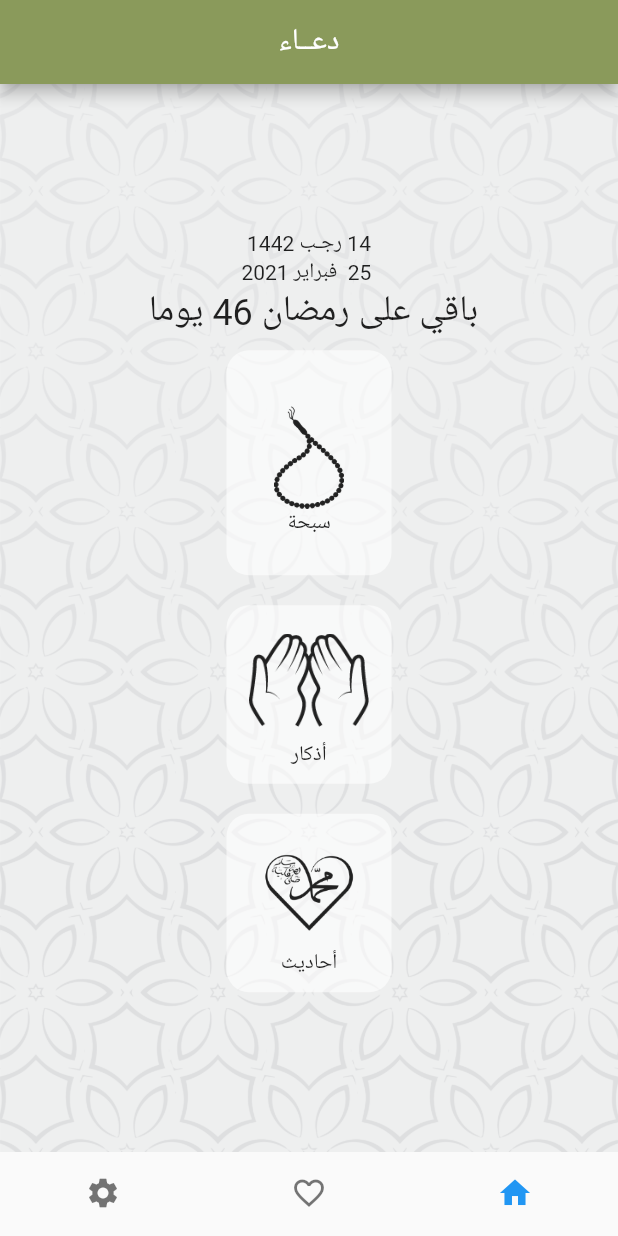
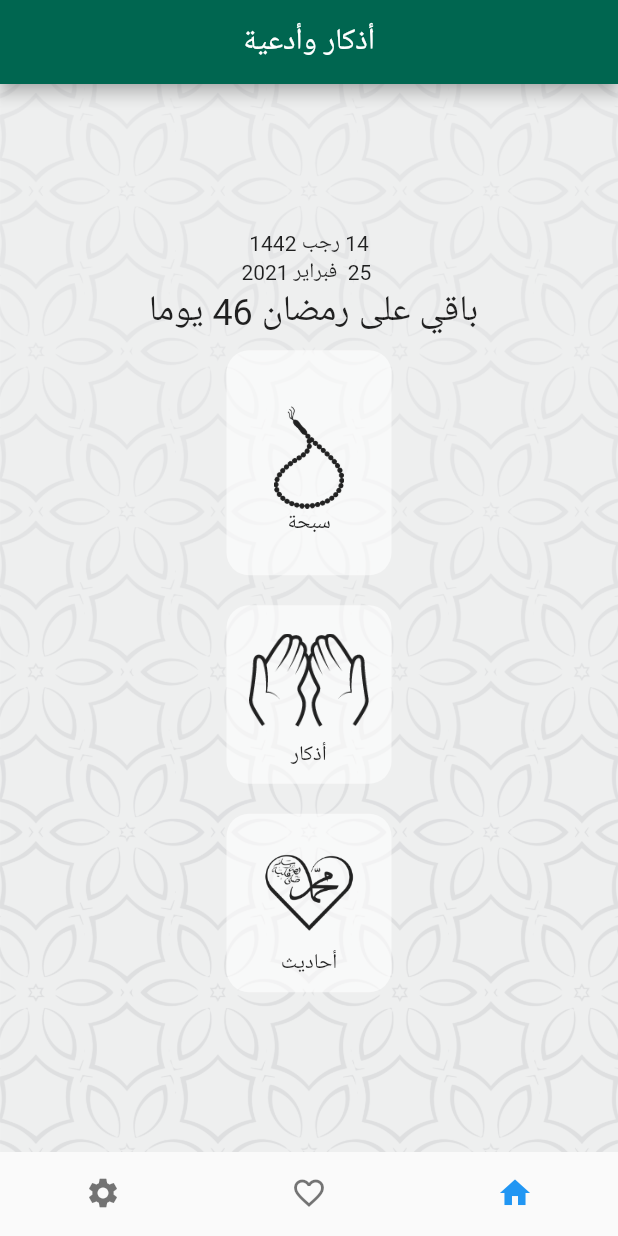
Before and after one commit to githussein/Recitation_App, a Flutter app: the screen it shows after launch, on a phone screen of 412 x 824 dp. Run offline on Flutter 3.47's test engine with Material 2 defaults, Android fonts, the phone set to English and light mode, and no system bars; our stand-ins replace carousel_slider, flutter_local_notifications, hijri, numberpicker, rxdart, share and 2 more; missing offline and left inert: onesignal_flutter; accounts and stored records are empty; Roboto replaces fonts that are missing (Gabriola).

Commit message:
Edit primary and accent colors

```diff
--- /dev/null
+++ b/lib/config/palette.dart
@@ -0,0 +1,6 @@
+import 'package:flutter/material.dart';
+
+class Palette {
+  static const Color primaryColor = Color(0xFF006650);
+  static const Color accentColor = Color(0xFFbe9f57);
+}
--- a/lib/favorites.dart
+++ b/lib/favorites.dart
@@ -1,4 +1,5 @@
 import 'package:flutter/material.dart';
+import 'package:hijri_gregorian/config/palette.dart';
 import 'package:hijri_gregorian/edit_favorites.dart';
 import 'package:hijri_gregorian/settings.dart';
 import 'package:hijri_gregorian/main.dart';
@@ -44,7 +45,7 @@ class _FavoritesState extends State<Favorites> {
           IconButton(
             icon: Icon(
               Icons.settings,
-              color: const Color(0xffe1ad01),
+              color: Palette.accentColor,
             ),
             onPressed: () => Navigator.push(context,
                 MaterialPageRoute(builder: (context) => EditFavorites())),
--- a/lib/hadith.dart
+++ b/lib/hadith.dart
@@ -1,4 +1,5 @@
 import 'package:flutter/material.dart';
+import 'package:hijri_gregorian/config/palette.dart';
 import 'package:share/share.dart';
 
 class Hadith extends StatefulWidget {
@@ -11,7 +12,6 @@ class _HadithState extends State<Hadith> {
   Widget build(BuildContext context) {
     return Scaffold(
       appBar: AppBar(
-        backgroundColor: const Color(0xff8a9a5b),
         title: Text("حديث اليوم"),
       ),
       body: Container(
@@ -67,8 +67,8 @@ class _HadithState extends State<Hadith> {
         },
         tooltip: 'share',
         child: Icon(Icons.share),
-        backgroundColor: const Color(0xff8a9a5b),
-        foregroundColor: const Color(0xffe1ad01),
+        backgroundColor: Palette.primaryColor,
+        foregroundColor: Palette.accentColor,
       ),
     );
   }
--- a/lib/main.dart
+++ b/lib/main.dart
@@ -1,6 +1,7 @@
 import 'package:flutter/material.dart';
 import 'package:hijri_gregorian/NotificationPlugin.dart';
 import 'package:hijri_gregorian/choose_azkar.dart';
+import 'package:hijri_gregorian/config/palette.dart';
 import 'package:hijri_gregorian/favorites.dart';
 import 'package:hijri_gregorian/hadith.dart';
 import 'package:hijri_gregorian/misbaha.dart';
@@ -17,12 +18,12 @@ class MyApp extends StatelessWidget {
   @override
   Widget build(BuildContext context) {
     return MaterialApp(
-      title: 'دعــاء',
+      title: 'أذكار وأدعية',
       theme: ThemeData(
-        primaryColor: Color(0xff8a9a5b),
+        primaryColor: Palette.primaryColor,
         visualDensity: VisualDensity.adaptivePlatformDensity,
       ),
-      home: MyHomePage(title: 'دعــاء'),
+      home: MyHomePage(title: 'أذكار وأدعية'),
     );
   }
 }
@@ -120,26 +121,86 @@ class _MyHomePageState extends State<MyHomePage> {
       case 2:
         _gregorianMonth = 'فبراير';
         break;
+      case 3:
+        _gregorianMonth = 'مارس';
+        break;
+      case 4:
+        _gregorianMonth = 'أبريل';
+        break;
+      case 5:
+        _gregorianMonth = 'مايو';
+        break;
+      case 6:
+        _gregorianMonth = 'يونيو';
+        break;
+      case 7:
+        _gregorianMonth = 'يوليو';
+        break;
+      case 8:
+        _gregorianMonth = 'أغسطس';
+        break;
+      case 9:
+        _gregorianMonth = 'سبتمبر';
+        break;
+      case 10:
+        _gregorianMonth = 'اكتوبر';
+        break;
+      case 11:
+        _gregorianMonth = 'نوفمبر';
+        break;
+      case 12:
+        _gregorianMonth = 'ديسمبر';
+        break;
       default:
-        _gregorianMonth = 'فبراير';
+        _gregorianMonth = 'الشهر الغريغوري';
     }
 
     String _hijriMonth = "";
     switch (_hijriDate.hMonth) {
+      case 1:
+        _hijriMonth = 'محرم';
+        break;
+      case 2:
+        _hijriMonth = 'صفر';
+        break;
+      case 3:
+        _hijriMonth = 'ربيع الأول';
+        break;
+      case 4:
+        _hijriMonth = 'ربيع الآخر';
+        break;
+      case 5:
+        _hijriMonth = 'جمادى الأولى';
+        break;
+      case 6:
+        _hijriMonth = 'جمادى الآخرة';
+        break;
       case 7:
-        _hijriMonth = 'رجـب';
+        _hijriMonth = 'رجب';
         break;
       case 8:
         _hijriMonth = 'شعبـان';
         break;
+      case 9:
+        _hijriMonth = 'رمضان';
+        break;
+      case 10:
+        _hijriMonth = 'شوال';
+        break;
+      case 11:
+        _hijriMonth = 'ذو القعدة';
+        break;
+      case 12:
+        _hijriMonth = 'ذو الحجة';
+        break;
       default:
-        _hijriMonth = 'رجـب';
+        _hijriMonth = 'الشهر الهجري';
     }
 
     return Scaffold(
       appBar: AppBar(
         centerTitle: true,
-        title: Text('دعــاء'),
+        title: Text('أذكار وأدعية'),
       ),
       body: Container(
         decoration: BoxDecoration(
--- a/lib/misbaha.dart
+++ b/lib/misbaha.dart
@@ -1,4 +1,5 @@
 import 'package:flutter/material.dart';
+import 'package:hijri_gregorian/config/palette.dart';
 import 'package:hijri_gregorian/counter.dart';
 import 'package:hijri_gregorian/edit_Misbaha.dart';
 import 'DatabaseHelper.dart';
@@ -42,7 +43,7 @@ class _MisbahaState extends State<Misbaha> {
           IconButton(
             icon: Icon(
               Icons.settings,
-              color: const Color(0xffe1ad01),
+              color: Palette.accentColor,
             ),
             onPressed: () => Navigator.push(context,
                 MaterialPageRoute(builder: (context) => EditMisbaha())),
```
Also changed, not shown: lib/azkar.dart (+5 -4 lines), lib/counter.dart (+52 -12 lines), lib/settings.dart (+8 -7 lines).
